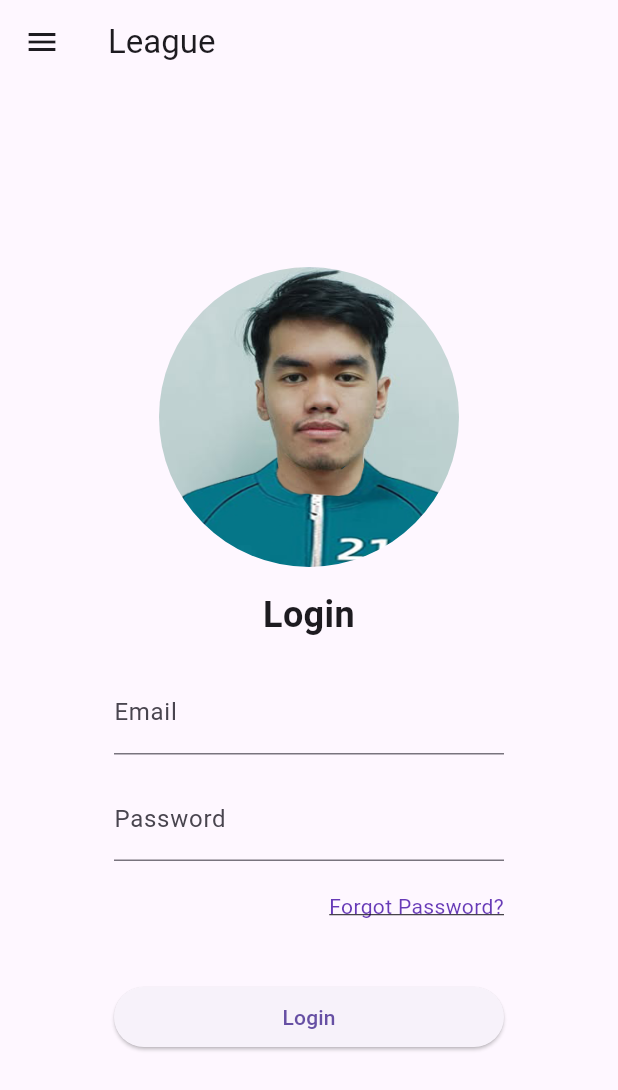
After one commit to glitchcodes/flutter_activity_2, a Flutter app: the screen it shows after launch, after a tap on the "menu" icon, after a tap on "Page #4", on a phone screen of 412 x 824 dp. The commit adds this screen. Shown: the top 1090 px of the screen. Run offline on Flutter 3.47's test engine with Material 3 defaults, Android fonts, the phone set to English and light mode, and no system bars.

Commit message:
login page

```diff
--- a/lib/main.dart
+++ b/lib/main.dart
@@ -3,6 +3,7 @@ import 'package:sample_project/pages/about_page.dart';
 import 'package:sample_project/pages/home_page.dart';
 import 'package:sample_project/pages/extra_page1.dart';
 import 'package:sample_project/pages/page3.dart';
+import 'package:sample_project/pages/page4.dart';
 
 void main() {
   runApp(const MyApp());
@@ -16,15 +17,12 @@ class MyApp extends StatelessWidget {
   // This widget is the root of your application.
   @override
   Widget build(BuildContext context) {
-    return MaterialApp(
-      title: appTitle,
-      home: MainApp(title: appTitle)
-    );
+    return MaterialApp(title: appTitle, home: MainApp(title: appTitle));
   }
 }
 
 class MainApp extends StatefulWidget {
-  const MainApp({ super.key, required this.title });
+  const MainApp({super.key, required this.title});
 
   final String title;
 
@@ -42,7 +40,8 @@ class _MainAppState extends State<MainApp> {
     ExtraPage1(), // 2
     Text('Extra page 2'), // 3
     Page3(), // 4
-    Text('Extra page 4'), // 5
+    // Text('Extra page 4'), // 5
+    Page4()
   ];
 
   void _onItemTapped(int index) {
@@ -56,26 +55,24 @@ class _MainAppState extends State<MainApp> {
     return Scaffold(
       appBar: AppBar(
         title: Text(widget.title),
-        leading: Builder(
-            builder: (context) {
-              return IconButton(onPressed: () {
+        leading: Builder(builder: (context) {
+          return IconButton(
+              onPressed: () {
                 Scaffold.of(context).openDrawer();
-              }, icon: Icon(Icons.menu));
-            }),
+              },
+              icon: Icon(Icons.menu));
+        }),
       ),
-      body: Center(
-        child: _widgetOptions[_selectedIndex]
-      ),
+      body: Center(child: _widgetOptions[_selectedIndex]),
       drawer: Drawer(
         child: ListView(
           padding: EdgeInsets.zero,
           children: [
             DrawerHeader(
-              decoration: BoxDecoration(
-                color: Colors.blue,
-              ),
-              child: Text('Sample App')
-            ),
+                decoration: BoxDecoration(
+                  color: Colors.blue,
+                ),
+                child: Text('Sample App')),
             ListTile(
               title: Text('Home page'),
               selected: _selectedIndex == 0,
@@ -124,6 +121,14 @@ class _MainAppState extends State<MainApp> {
                 Navigator.pop(context);
               },
             ),
+            ListTile(
+              title: Text('Page #4'),
+              selected: _selectedIndex == 5,
+              onTap: () {
+                _onItemTapped(5);
+                Navigator.pop(context);
+              },
+            ),
           ],
         ),
       ),
--- /dev/null
+++ b/lib/pages/page4.dart
@@ -0,0 +1,75 @@
+import 'package:flutter/material.dart';
+
+class Page4 extends StatelessWidget {
+  const Page4({super.key});
+
+  @override
+  Widget build(BuildContext context) {
+    return Scaffold(
+      body: Center(
+        child: Container(
+          width: 300,
+          padding: const EdgeInsets.all(20),
+          child: Column(
+            mainAxisSize: MainAxisSize.min, // column height fits content only
+            crossAxisAlignment:
+                CrossAxisAlignment.stretch, // full width children
+            children: [
+              Container(
+                width: 200,
+                height: 200,
+                decoration: BoxDecoration(
+                    shape: BoxShape.circle,
+                    image: DecorationImage(
+                        image: AssetImage('assets/4.png'), fit: BoxFit.cover)),
+              ),
+              SizedBox(
+                // separator
+                height: 15,
+              ),
+              const Text(
+                "Login",
+                textAlign: TextAlign.center,
+                style: TextStyle(fontSize: 24, fontWeight: FontWeight.bold),
+              ),
+              const SizedBox(
+                // separator
+                height: 20,
+              ),
+              const TextField(
+                decoration: InputDecoration(labelText: "Email"),
+              ),
+              SizedBox(
+                // separator
+                height: 15,
+              ),
+              const TextField(
+                obscureText: true,
+                decoration: InputDecoration(labelText: "Password"),
+              ),
+              const SizedBox(
+                // separator
+                height: 20,
+              ),
+              InkWell(
+                onTap: () {},
+                child: const Text(
+                  "Forgot Password?",
+                  textAlign: TextAlign.right,
+                  style: TextStyle(
+                      color: Colors.deepPurple,
+                      decoration: TextDecoration.underline),
+                ),
+              ),
+              const SizedBox(
+                // separator
+                height: 40,
+              ),
+              ElevatedButton(onPressed: () {}, child: const Text("Login"))
+            ],
+          ),
+        ),
+      ),
+    );
+  }
+}
```
Also changed, not shown: lib/pages/page3.dart (+12 -5 lines).
